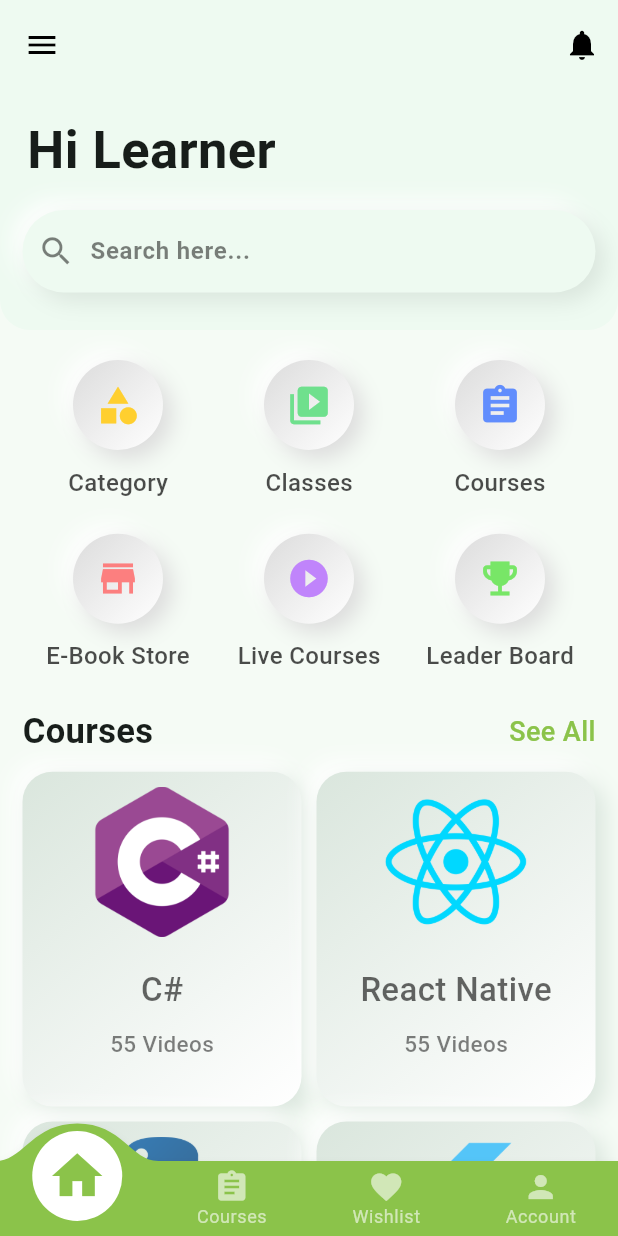
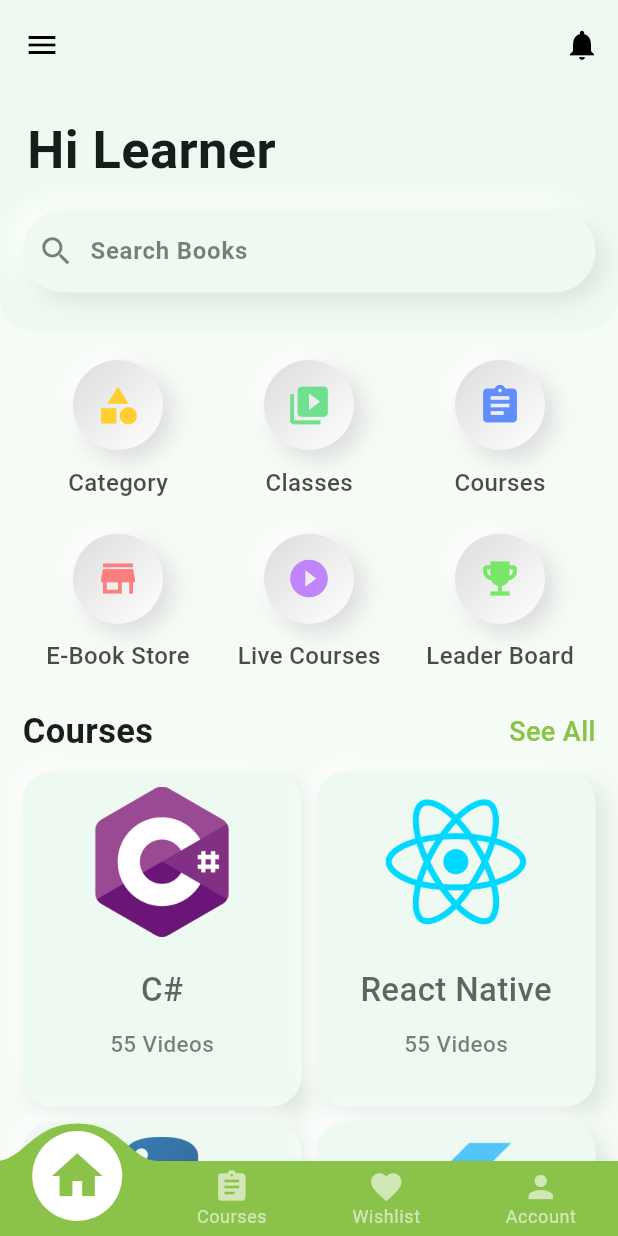
Before and after one commit to gopalkrushnas063/Learning_App_Flutter, a Flutter app: the HomePage screen opened directly, on a phone screen of 412 x 824 dp. Run offline on Flutter 3.47's test engine with Material 3 defaults, Android fonts, the phone set to English and light mode, and no system bars; drawn by our look-alikes of clay_containers, convex_bottom_bar; our stand-ins replace lottie.

Commit message:
styling updated

```diff
--- a/lib/main.dart
+++ b/lib/main.dart
@@ -1,5 +1,4 @@
 import 'package:flutter/material.dart';
-import 'package:flutter/services.dart';
 import 'package:learning_app/routes/routes.dart';
 import 'package:learning_app/screens/welcome_screen.dart';
 
@@ -10,8 +9,7 @@ class MyApp extends StatelessWidget {
 
   @override
   Widget build(BuildContext context) {
-    SystemChrome.setSystemUIOverlayStyle(
-        SystemUiOverlayStyle(statusBarColor: Color.fromARGB(255, 238, 250, 241)));
+
 
     return MaterialApp(
       debugShowCheckedModeBanner: false,
--- a/lib/screens/account/account_section.dart
+++ b/lib/screens/account/account_section.dart
@@ -63,7 +63,7 @@ class AccountSection extends StatelessWidget {
                 title: "Help Center",
                 subtitle: "FAQ/ Customer Care Connect",
               ),
-              SizedBox(height: 25),
+              SizedBox(height: 12),
               ClayContainer(
                 width: 340,
                 height: 50,
@@ -144,7 +144,6 @@ class AccountSection extends StatelessWidget {
           SizedBox(width: 20),
         ],
       ),
-)
-;
+    );
   }
 }
--- a/lib/screens/courses/courses_gridview.dart
+++ b/lib/screens/courses/courses_gridview.dart
@@ -70,7 +70,7 @@ class CoursesGrid extends StatelessWidget {
                   height: gridItemHeight,
                   borderRadius: 20,
                   color: Color.fromARGB(255, 238, 250, 241),
-                  curveType: CurveType.concave,
+                  curveType: CurveType.none,
                   child: Column(
                     children: [
                       Padding(
--- a/lib/screens/home/custom_appbar.dart
+++ b/lib/screens/home/custom_appbar.dart
@@ -1,8 +1,42 @@
+import 'dart:async';
 import 'package:clay_containers/clay_containers.dart';
 import 'package:flutter/material.dart';
 
-class CustomAppBar extends StatelessWidget {
+class CustomAppBar extends StatefulWidget {
+  @override
+  _CustomAppBarState createState() => _CustomAppBarState();
+}
+
+class _CustomAppBarState extends State<CustomAppBar> {
   late final GlobalKey<ScaffoldState> scaffoldKey;
+  int hintTextIndex = 0;
+  late Timer _timer;
+  List<String> hintTexts = [
+    "Search Courses",
+    "Search Books",
+    "Search Classes",
+    // Add more hint texts if needed
+  ];
+
+  @override
+  void initState() {
+    super.initState();
+    _startTimer();
+  }
+
+  @override
+  void dispose() {
+    _timer.cancel();
+    super.dispose();
+  }
+
+  void _startTimer() {
+    _timer = Timer.periodic(Duration(seconds: 1), (timer) {
+      setState(() {
+        hintTextIndex = (hintTextIndex + 1) % hintTexts.length;
+      });
+    });
+  }
 
   @override
   Widget build(BuildContext context) {
@@ -62,7 +96,7 @@ class CustomAppBar extends StatelessWidget {
                       ),
                       decoration: InputDecoration(
                         border: InputBorder.none,
-                        hintText: "Search here...",
+                        hintText: hintTexts[hintTextIndex],
                         hintStyle: TextStyle(
                           color: Colors.black.withOpacity(0.5),
                         ),
```
Also changed, not shown: lib/screens/signup/signup_screen.dart (+177 -77 lines), lib/screens/welcome_screen.dart (+15 -9 lines). Lines whose indentation alone changed are shown as unchanged.
